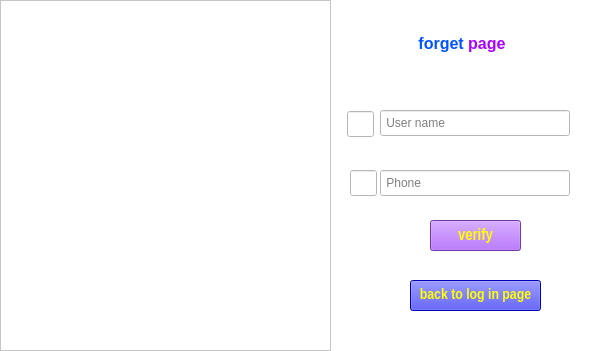
Above: jamin-gram/forget.ui from raminLgh/jamin-gram before the change. Below: the same form after it.
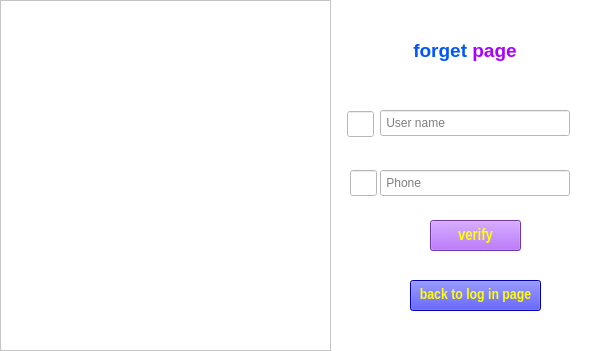
That is the form after the change. Icons and pictures are not drawn.

The edit to the form file:
```diff
--- a/jamin-gram/forget.ui
+++ b/jamin-gram/forget.ui
@@ -10,6 +10,18 @@
     <height>351</height>
    </rect>
   </property>
+  <property name="minimumSize">
+   <size>
+    <width>600</width>
+    <height>351</height>
+   </size>
+  </property>
+  <property name="maximumSize">
+   <size>
+    <width>600</width>
+    <height>351</height>
+   </size>
+  </property>
   <property name="windowTitle">
    <string>MainWindow</string>
   </property>
@@ -36,10 +48,10 @@
    <widget class="QTextEdit" name="textEdit_2">
     <property name="geometry">
      <rect>
-      <x>410</x>
-      <y>30</y>
-      <width>104</width>
-      <height>31</height>
+      <x>385</x>
+      <y>35</y>
+      <width>160</width>
+      <height>34</height>
      </rect>
     </property>
     <property name="frameShape">
@@ -50,10 +62,10 @@
     </property>
     <property name="html">
      <string>&lt;!DOCTYPE HTML PUBLIC &quot;-//W3C//DTD HTML 4.0//EN&quot; &quot;http://www.w3.org/TR/REC-html40/strict.dtd&quot;&gt;
-&lt;html&gt;&lt;head&gt;&lt;meta name=&quot;qrichtext&quot; content=&quot;1&quot; /&gt;&lt;style type=&quot;text/css&quot;&gt;
+&lt;html&gt;&lt;head&gt;&lt;meta name=&quot;qrichtext&quot; content=&quot;1&quot; /&gt;&lt;meta charset=&quot;utf-8&quot; /&gt;&lt;style type=&quot;text/css&quot;&gt;
 p, li { white-space: pre-wrap; }
-&lt;/style&gt;&lt;/head&gt;&lt;body style=&quot; font-family:'MS Shell Dlg 2'; font-size:8.25pt; font-weight:400; font-style:normal;&quot;&gt;
-&lt;p align=&quot;center&quot; style=&quot; margin-top:0px; margin-bottom:0px; margin-left:0px; margin-right:0px; -qt-block-indent:0; text-indent:0px;&quot;&gt;&lt;span style=&quot; font-family:'MS Shell Dlg 2'; font-size:12pt; font-weight:600; color:#0055ff;&quot;&gt;forget&lt;/span&gt;&lt;span style=&quot; font-family:'MS Shell Dlg 2'; font-size:12pt;&quot;&gt; &lt;/span&gt;&lt;span style=&quot; font-family:'MS Shell Dlg 2'; font-size:12pt; font-weight:600; color:#aa00ff;&quot;&gt;page&lt;/span&gt;&lt;/p&gt;&lt;/body&gt;&lt;/html&gt;</string>
+&lt;/style&gt;&lt;/head&gt;&lt;body style=&quot; font-family:'Segoe UI'; font-size:9pt; font-weight:400; font-style:normal;&quot;&gt;
+&lt;p align=&quot;center&quot; style=&quot; margin-top:0px; margin-bottom:0px; margin-left:0px; margin-right:0px; -qt-block-indent:0; text-indent:0px;&quot;&gt;&lt;span style=&quot; font-family:'MS Shell Dlg 2'; font-size:14pt; font-weight:700; color:#0055ff;&quot;&gt;forget&lt;/span&gt;&lt;span style=&quot; font-family:'MS Shell Dlg 2'; font-size:14pt; font-weight:700;&quot;&gt; &lt;/span&gt;&lt;span style=&quot; font-family:'MS Shell Dlg 2'; font-size:14pt; font-weight:700; color:#aa00ff;&quot;&gt;page&lt;/span&gt;&lt;/p&gt;&lt;/body&gt;&lt;/html&gt;</string>
     </property>
    </widget>
    <widget class="QLineEdit" name="phone">
```
Left out of the diff: 18 changed lines with no effect on the pictures.
